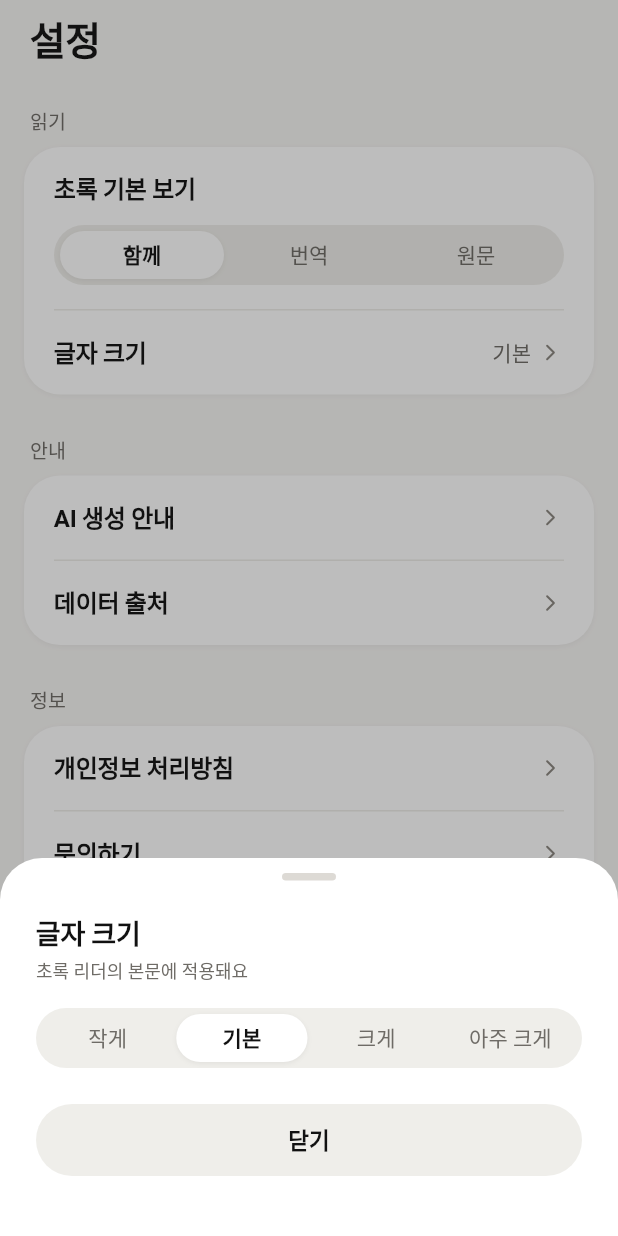
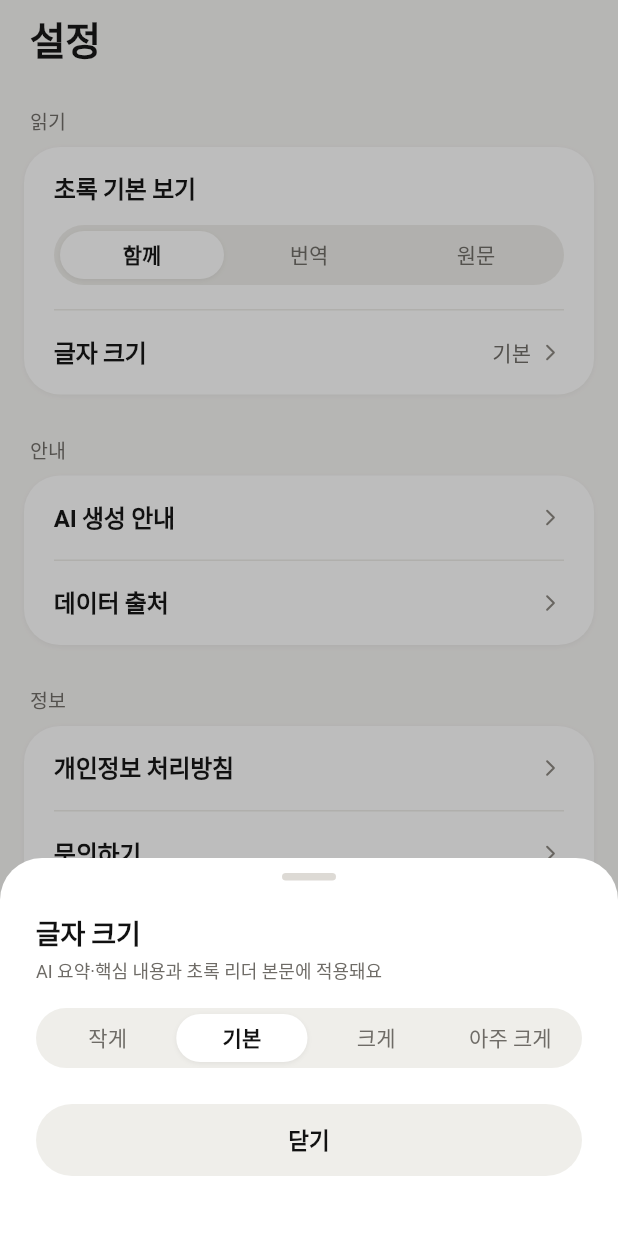
Before and after one commit to BapSangE/ROOTGIST, a Flutter app: the screen it shows after launch, item 4 of the bottom bar chosen, after a tap on "글자 크기", on a phone screen of 412 x 824 dp. Run offline on Flutter 3.47's test engine with Material 3 defaults, Android fonts, the phone set to English and light mode, and no system bars; our stand-ins replace flutter_svg, go_router, share_plus, shared_preferences; Roboto replaces fonts that are missing (Pretendard); project files that could hold a hidden picture were left out.

Commit message:
iOS QA: 접근성 최대 글자에서 넘침 수정, 글자 크기 설정을 S02 AI 카드까지 적용
- 하단 탭바·상단 바는 글자 배율을 1.35배(XXXL)에서 멈춘다(ChromeTextScale). 본문은 끝까지 커진다.
- 넘치던 행(S01 목록 제목·추천 배지 줄, S02 근거 링크)은 줄바꿈, 고정 높이 버튼은 최소 높이로.
- 홈·탐색 날짜에 keepAll을 적용해 큰 글자에서 어절 안이 갈라지지 않게.
- 글자 크기 4단계를 S02 AI 요약·핵심 내용 카드에도 적용(HANDOFF 7.4 갱신, 시트 안내 문구 변경).

Co-Authored-By: Claude Opus 5.5 <noreply@anthropic.com>

```diff
--- a/lib/design/typography.dart
+++ b/lib/design/typography.dart
@@ -54,3 +54,13 @@ class KeepAllText extends StatelessWidget {
   Widget build(BuildContext context) =>
       Text(keepAll(text), style: style, maxLines: maxLines, overflow: overflow, semanticsLabel: text);
 }
+
+// 높이가 고정된 화면 틀(상단 바 52, 하단 탭바 64)은 일반 최대 글자 크기(XXXL, 1.35배)에서 배율을 멈춘다.
+// 본문은 끝까지 커진다. iOS 기본 내비게이션 바·탭바도 접근성 크기에서 더 커지지 않는다(iOS QA).
+class ChromeTextScale extends StatelessWidget {
+  const ChromeTextScale({super.key, required this.child});
+  final Widget child;
+
+  @override
+  Widget build(BuildContext context) => MediaQuery.withClampedTextScaling(maxScaleFactor: 1.35, child: child);
+}
--- a/lib/design/widgets/rg_bottom_tab_bar.dart
+++ b/lib/design/widgets/rg_bottom_tab_bar.dart
@@ -20,6 +20,10 @@ class RgBottomTabBar extends StatelessWidget {
 
   @override
   Widget build(BuildContext context) {
+    return ChromeTextScale(child: _bar());
+  }
+
+  Widget _bar() {
     return Container(
       height: 64,
       padding: const EdgeInsets.all(RgSpace.s6),
--- a/lib/design/widgets/rg_buttons.dart
+++ b/lib/design/widgets/rg_buttons.dart
@@ -20,7 +20,9 @@ class RgPrimaryButton extends StatelessWidget {
       child: RgPressable(
         onTap: onTap,
         child: Container(
-          height: floating ? 56 : 48,
+          // 고정 높이면 더 큰 텍스트에서 글자가 잘린다. 기본 크기에서는 48/56 그대로.
+          constraints: BoxConstraints(minHeight: floating ? 56 : 48),
+          padding: const EdgeInsets.symmetric(horizontal: RgSpace.s20, vertical: RgSpace.s12),
           alignment: Alignment.center,
           decoration: BoxDecoration(
             color: RgColors.actionPrimary,
@@ -29,6 +31,7 @@ class RgPrimaryButton extends StatelessWidget {
           ),
           child: Text(
             label,
+            textAlign: TextAlign.center,
             style: RgText.bodySmall.copyWith(
               fontSize: floating ? 16 : 15,
               height: 1.2,
@@ -55,10 +58,11 @@ class RgNeutralButton extends StatelessWidget {
       child: RgPressable(
         onTap: onTap,
         child: Container(
-          height: 48,
+          constraints: const BoxConstraints(minHeight: 48),
+          padding: const EdgeInsets.symmetric(horizontal: RgSpace.s20, vertical: RgSpace.s12),
           alignment: Alignment.center,
           decoration: BoxDecoration(color: RgColors.fillNeutral, borderRadius: BorderRadius.circular(RgRadius.pill)),
-          child: Text(label, style: RgText.bodySmall.copyWith(fontSize: 15, height: 1.2, fontWeight: FontWeight.w600)),
+          child: Text(label, textAlign: TextAlign.center, style: RgText.bodySmall.copyWith(fontSize: 15, height: 1.2, fontWeight: FontWeight.w600)),
         ),
       ),
     );
@@ -150,7 +154,7 @@ class RgBookmarkButton extends StatelessWidget {
 
 // RgFilterChip: 시각 36 / 터치 44, 좌우 16, 14pt.
 // 알약 칩·세그먼트 글자(bodySmall 14, 줄 높이 1.2)가 더 큰 텍스트에서 잘리지 않도록 높이를 글자에 맞춰 늘린다.
-// 배율은 2배에서 멈춘다: S03 상단 바가 52 고정이라 세그먼트가 그 안에 들어가야 한다(iOS QA Q02).
+// 배율은 2배에서 멈춘다: 세그먼트 칸 폭이 좁아(4등분) 그 이상은 칸 안에 들어가지 않는다(iOS QA Q02).
 TextScaler rgPillTextScaler(BuildContext context) => MediaQuery.textScalerOf(context).clamp(maxScaleFactor: 2);
 double rgPillHeight(BuildContext context, double base) =>
     math.max(base, rgPillTextScaler(context).scale(14) * 1.2 + RgSpace.s16);
--- a/lib/features/home/home_screen.dart
+++ b/lib/features/home/home_screen.dart
@@ -62,7 +62,8 @@ class _HomeScreenState extends State<HomeScreen> {
     );
   }
 
-  Widget _topBar(BuildContext context) => SizedBox(
+  Widget _topBar(BuildContext context) => ChromeTextScale(
+    child: SizedBox(
       height: RgSpace.topBar,
       child: Padding(
         padding: EdgeInsets.symmetric(horizontal: widget.date == null ? RgSpace.gutterText : RgSpace.gutterCard),
@@ -73,6 +74,7 @@ class _HomeScreenState extends State<HomeScreen> {
               RgCircleButton(semanticLabel: '뒤로', icon: 'chevron-left', onTap: () => context.pop()),
             Text('ROOTGIST', style: RgText.wordmark),
           ],
+        ),
       ),
     ),
   );
@@ -96,7 +98,7 @@ class _HomeScreenState extends State<HomeScreen> {
             TextSpan(
               children: [
                 TextSpan(
-                  text: '${koreanDate(date)}\n',
+                  text: '${keepAll(koreanDate(date))}\n', // 큰 글자에서 「25 / 일」로 갈라지지 않게
                   style: const TextStyle(color: RgColors.textTertiary),
                 ),
                 TextSpan(text: keepAll(headline)),
@@ -151,7 +153,7 @@ class _HomeScreenState extends State<HomeScreen> {
             textBaseline: TextBaseline.alphabetic,
             spacing: RgSpace.s8,
             children: [
-              Semantics(header: true, child: Text('새로 올라온 연구', style: RgText.titleSection)),
+              Flexible(child: Semantics(header: true, child: Text('새로 올라온 연구', style: RgText.titleSection))),
               Text('${view.list.length}편', style: RgText.bodySmall.copyWith(color: RgColors.textSecondary)),
             ],
           ),
@@ -261,8 +263,11 @@ class _FeaturedCard extends StatelessWidget {
       child: Column(
         crossAxisAlignment: CrossAxisAlignment.start,
         children: [
-          Row(
+          // 큰 글자에서 한 줄에 안 들어가면 다음 줄로
+          Wrap(
             spacing: RgSpace.s8,
+            runSpacing: RgSpace.s4,
+            crossAxisAlignment: WrapCrossAlignment.center,
             children: [
               if (paper.topicLabel != null) RgBadge(label: paper.topicLabel!),
               Text('오늘의 주요 연구', style: RgText.caption.copyWith(color: RgColors.textSecondary)),
--- a/lib/features/reader/reader_screen.dart
+++ b/lib/features/reader/reader_screen.dart
@@ -93,6 +93,7 @@ class _ReaderScreenState extends State<ReaderScreen> {
             color: RgColors.bgReading,
             padding: EdgeInsets.only(top: padding.top),
             height: padding.top + RgSpace.topBar,
+            child: ChromeTextScale(
               child: Padding(
                 padding: const EdgeInsets.symmetric(horizontal: RgSpace.gutterCard),
                 child: Row(
@@ -122,6 +123,7 @@ class _ReaderScreenState extends State<ReaderScreen> {
                       onTap: () => showTextSizeSheet(context),
                     ),
                   ],
+                ),
               ),
             ),
           ),
--- a/lib/features/settings/settings_screen.dart
+++ b/lib/features/settings/settings_screen.dart
@@ -31,7 +31,8 @@ class SettingsScreen extends StatelessWidget {
     return ListView(
       padding: EdgeInsets.only(top: MediaQuery.paddingOf(context).top, bottom: RgSpace.bottomScrollInset),
       children: [
-        SizedBox(
+        ChromeTextScale(
+          child: SizedBox(
             height: RgSpace.topBar,
             child: Padding(
               padding: const EdgeInsets.symmetric(horizontal: RgSpace.gutterText),
@@ -40,6 +41,7 @@ class SettingsScreen extends StatelessWidget {
                 if (kDebugMode)
                   TextButton(onPressed: () => context.push('/gallery'), child: const Text('위젯 갤러리')),
               ]),
+            ),
           ),
         ),
         group('읽기', first: true),
```
Also changed, not shown: lib/features/explore/explore_screen.dart (+5 -3 lines), lib/features/library/library_screen.dart (+6 -4 lines), lib/features/paper/paper_screen.dart (+9 -3 lines), lib/features/reader/text_size_sheet.dart (+16 -1 lines), 2 other files. Lines whose indentation alone changed are shown as unchanged.
